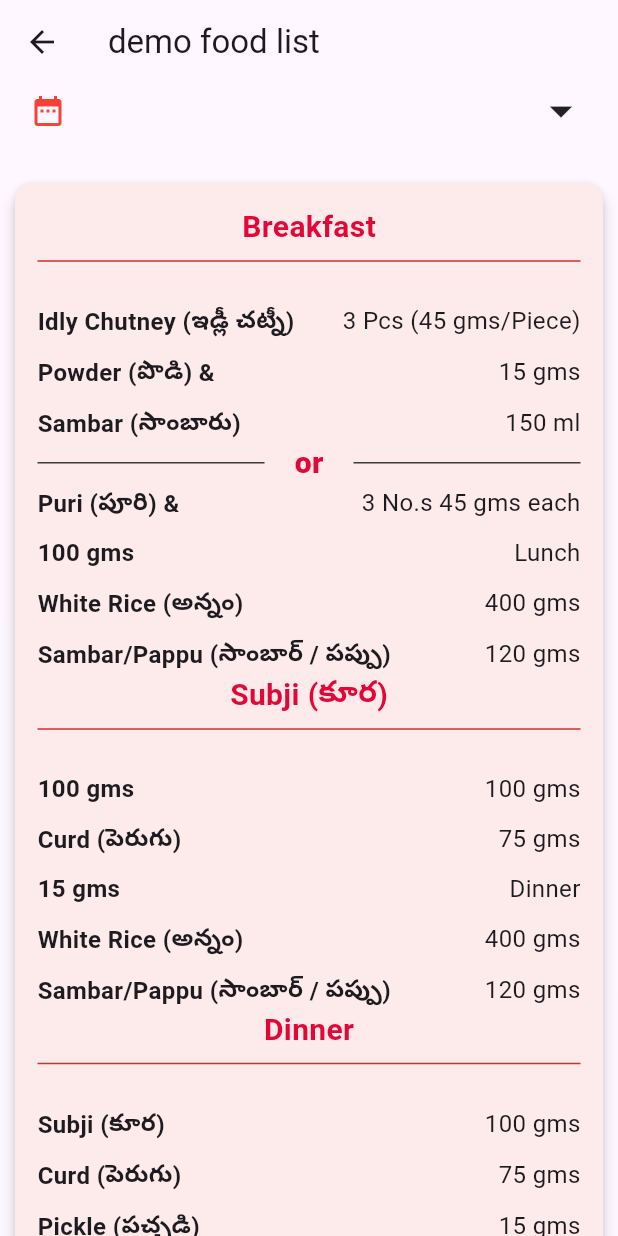
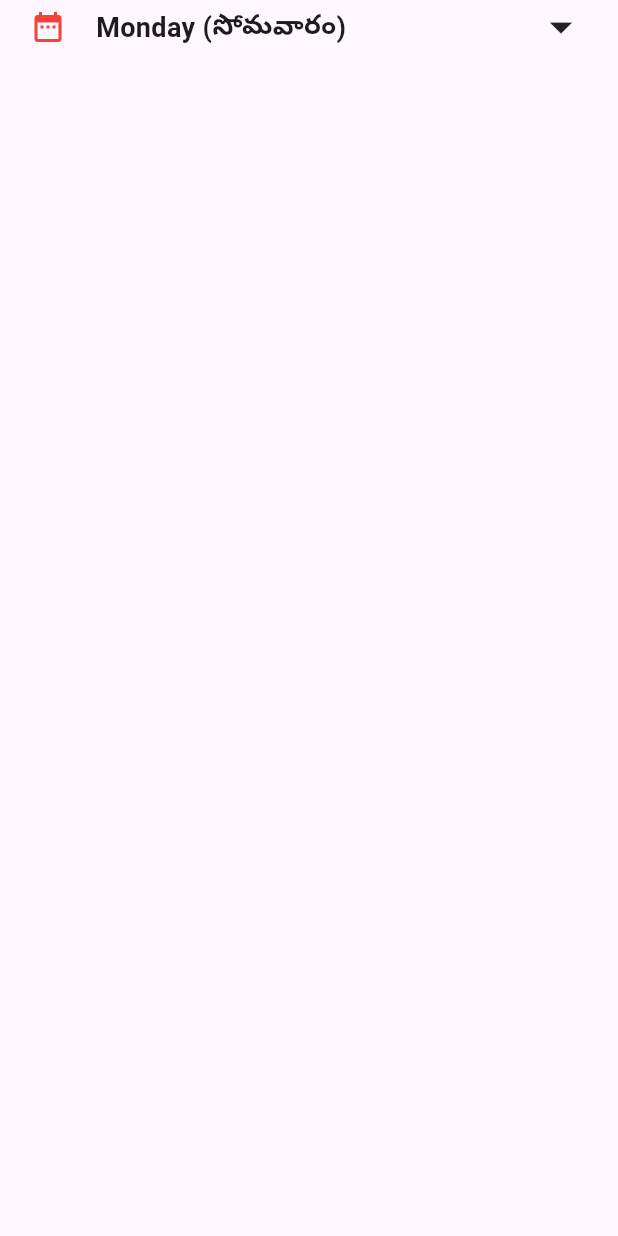
Before and after one commit to MaheshYalaka1/AnnaCanteen, a Flutter app: what monday() shows on an empty page, opened directly, on a phone screen of 412 x 824 dp. Run offline on Flutter 3.47's test engine with Material 3 defaults, Android fonts, the phone set to English and light mode, and no system bars; our stand-ins replace animated_splash_screen, carousel_slider, curved_navigation_bar, flutter_rating_bar, geocoding, geolocator and 2 more.

Commit message:
mahesh undo changes

```diff
--- a/lib/home_page/day_menu_list/Thursday.dart
+++ b/lib/home_page/day_menu_list/Thursday.dart
@@ -29,7 +29,7 @@ class _ThursdayState extends State<Thursday> {
                 child: Row(
                   mainAxisAlignment: MainAxisAlignment.spaceBetween,
                   children: [
-                    Row(
+                    const Row(
                       children: [
                         Icon(
                           Icons.date_range,
@@ -56,12 +56,12 @@ class _ThursdayState extends State<Thursday> {
             ],
           ),
         ),
-        SizedBox(height: 20),
+        const SizedBox(height: 20),
         _showCard
             ? Card(
                 color: const Color(0xfffdeaea),
                 elevation: 4,
-                margin: EdgeInsets.all(10),
+                margin: const EdgeInsets.all(10),
                 child: Padding(
                   padding: const EdgeInsets.all(5.0),
                   child: Container(
@@ -142,7 +142,7 @@ class _ThursdayState extends State<Thursday> {
                             ),
                           ],
                         ),
-                        Row(
+                        const Row(
                           children: [
                             Expanded(
                                 child: Divider(
@@ -182,7 +182,7 @@ class _ThursdayState extends State<Thursday> {
                             ),
                           ],
                         ),
-                        SizedBox(
+                        const SizedBox(
                           height: 10,
                         ),
                         const Row(
@@ -310,7 +310,7 @@ class _ThursdayState extends State<Thursday> {
                             ),
                           ],
                         ),
-                        Row(
+                        const Row(
                           mainAxisAlignment: MainAxisAlignment.center,
                           children: [
                             Text(
@@ -419,7 +419,7 @@ class _ThursdayState extends State<Thursday> {
                             ),
                           ],
                         ),
-                        SizedBox(
+                        const SizedBox(
                           height: 20,
                         ),
                       ],
@@ -427,7 +427,7 @@ class _ThursdayState extends State<Thursday> {
                   ),
                 ),
               )
-            : SizedBox.shrink(),
+            : const SizedBox.shrink(),
       ],
     );
   }
--- a/lib/home_page/day_menu_list/monday.dart
+++ b/lib/home_page/day_menu_list/monday.dart
@@ -1,56 +1,26 @@
 import 'package:flutter/material.dart';
 
-bool showCard = false;
-foodsList(
-  String mahi,
-  String a1,
-  String a2,
-  String a3,
-  String a4,
-  String a5,
-  String a6,
-  String a7,
-  String a8,
-  String a9,
-  String a10,
-  String a11,
-  String a12,
-  String a13,
-  String a15,
-  String a16,
-  String a17,
-  String a18,
-  String a19,
-  String a20,
-  String a21,
-  String a22,
-  String a23,
-  String a24,
-  String a25,
-  String a26,
-  String a27,
-  String a28,
-  String a29,
-  String a30,
-  String a31,
-  String a32,
-  String a33,
-  String a34,
-  String a35,
-  String a36,
-  String a37,
-  String a38,
-  String a39,
-) {
+class monday extends StatefulWidget {
+  const monday({super.key});
+
+  @override
+  State<monday> createState() => _mondayState();
+}
+
+class _mondayState extends State<monday> {
+  bool _showCard = false;
+
+  @override
+  Widget build(BuildContext context) {
     return Column(
       mainAxisAlignment: MainAxisAlignment.start,
       children: [
         // Dropdown that toggles the card visibility
         GestureDetector(
           onTap: () {
-          // setState(() {
-          //   _showCard = !_showCard;
-          // });
+            setState(() {
+              _showCard = !_showCard;
+            });
           },
           child: Column(
             children: [
@@ -59,25 +29,25 @@ foodsList(
                 child: Row(
                   mainAxisAlignment: MainAxisAlignment.spaceBetween,
                   children: [
-                  Row(
+                    const Row(
                       children: [
-                      const Icon(
+                        Icon(
                           Icons.date_range,
                           color: Colors.red,
                         ),
-                      const SizedBox(
+                        SizedBox(
                           width: 20,
                         ),
                         Text(
-                        a39,
-                        style: const TextStyle(
-                            fontSize: 20, fontWeight: FontWeight.w700),
+                          'Monday (సోమవారం)',
+                          style: TextStyle(
+                              fontSize: 18, fontWeight: FontWeight.w700),
                         ),
-                      const SizedBox(width: 8),
+                        SizedBox(width: 8),
                       ],
                     ),
                     Icon(
-                    showCard ? Icons.arrow_drop_up : Icons.arrow_drop_down,
+                      _showCard ? Icons.arrow_drop_up : Icons.arrow_drop_down,
                       size: 36,
                     ),
                   ],
@@ -87,8 +57,8 @@ foodsList(
           ),
         ),
         const SizedBox(height: 20),
-
-      Card(
+        _showCard
+            ? Card(
                 color: const Color(0xfffdeaea),
                 elevation: 4,
                 margin: const EdgeInsets.all(10),
@@ -120,34 +90,34 @@ foodsList(
                         const SizedBox(
                           height: 20,
                         ),
-                Row(
+                        const Row(
                           mainAxisAlignment: MainAxisAlignment.spaceBetween,
                           children: [
                             Text(
-                      a1,
-                      style: const TextStyle(
+                              'Idly Chutney (ఇడ్లీ చట్నీ)',
+                              style: TextStyle(
                                   fontSize: 16, fontWeight: FontWeight.w600),
                             ),
                             Text(
-                      a2,
-                      style: const TextStyle(fontSize: 16),
+                              '3 Pcs (45 gms/Piece)',
+                              style: TextStyle(fontSize: 16),
                             ),
                           ],
                         ),
                         const SizedBox(
                           height: 10,
                         ),
-                Row(
+                        const Row(
                           mainAxisAlignment: MainAxisAlignment.spaceBetween,
                           children: [
                             Text(
-                      a3,
-                      style: const TextStyle(
+                              'Powder (పొడి) &',
+                              style: TextStyle(
                                   fontSize: 16, fontWeight: FontWeight.w600),
                             ),
                             Text(
-                      a4,
-                      style: const TextStyle(
+                              '15 gms',
+                              style: TextStyle(
                                 fontSize: 16,
                               ),
                             ),
@@ -156,17 +126,17 @@ foodsList(
                         const SizedBox(
                           height: 10,
                         ),
-                Row(
+                        const Row(
                           mainAxisAlignment: MainAxisAlignment.spaceBetween,
                           children: [
                             Text(
-                      a5,
-                      style: const TextStyle(
+                              'Sambar (సాంబారు)',
+                              style: TextStyle(
                                   fontSize: 16, fontWeight: FontWeight.w600),
                             ),
                             Text(
-                      a6,
-                      style: const TextStyle(
+                              '150 ml',
+                              style: TextStyle(
                                 fontSize: 16,
                               ),
                             ),
@@ -196,17 +166,17 @@ foodsList(
                             ))
                           ],
                         ),
-                Row(
+                        const Row(
                           mainAxisAlignment: MainAxisAlignment.spaceBetween,
                           children: [
                             Text(
-                      a7,
-                      style: const TextStyle(
+                              'Puri (పూరి) &',
+                              style: TextStyle(
                                   fontSize: 16, fontWeight: FontWeight.w600),
                             ),
                             Text(
-                      a8,
-                      style: const TextStyle(
+                              '3 No.s 45 gms each',
+                              style: TextStyle(
                                 fontSize: 16,
                               ),
                             ),
@@ -215,66 +185,28 @@ foodsList(
                         const SizedBox(
                           height: 10,
                         ),
-                Row(
+                        const Row(
                           mainAxisAlignment: MainAxisAlignment.spaceBetween,
                           children: [
                             Text(
-                      a10,
-                      style: const TextStyle(
+                              'Subji (కూర)',
+                              style: TextStyle(
                                   fontSize: 16, fontWeight: FontWeight.w600),
                             ),
                             Text(
-                      a11,
-                      style: const TextStyle(
+                              '100 gms',
+                              style: TextStyle(
                                 fontSize: 16,
                               ),
                             ),
                           ],
                         ),
-                const SizedBox(
-                  height: 10,
-                ),
-                Row(
-                  mainAxisAlignment: MainAxisAlignment.spaceBetween,
-                  children: [
-                    Text(
-                      a12,
-                      style: const TextStyle(
-                          fontSize: 16, fontWeight: FontWeight.w600),
-                    ),
-                    Text(
-                      a13,
-                      style: const TextStyle(
-                        fontSize: 16,
-                      ),
-                    ),
-                  ],
-                ),
-                const SizedBox(
-                  height: 10,
-                ),
-                Row(
-                  mainAxisAlignment: MainAxisAlignment.spaceBetween,
-                  children: [
-                    Text(
-                      a15,
-                      style: const TextStyle(
-                          fontSize: 16, fontWeight: FontWeight.w600),
-                    ),
-                    Text(
-                      a16,
-                      style: const TextStyle(
-                        fontSize: 16,
-                      ),
-                    ),
-                  ],
-                ),
-                Row(
+                        const Row(
                           mainAxisAlignment: MainAxisAlignment.center,
                           children: [
                             Text(
-                      a17,
-                      style: const TextStyle(
+                              'Lunch',
+                              style: TextStyle(
                                   fontSize: 20,
                                   fontWeight: FontWeight.w700,
                                   color: Color(0xffE20736)),
@@ -288,34 +220,34 @@ foodsList(
                         const SizedBox(
                           height: 20,
                         ),
-                Row(
+                        const Row(
                           mainAxisAlignment: MainAxisAlignment.spaceBetween,
                           children: [
                             Text(
-                      a18,
-                      style: const TextStyle(
+                              'White Rice (అన్నం)',
+                              style: TextStyle(
                                   fontSize: 16, fontWeight: FontWeight.w600),
                             ),
                             Text(
-                      a18,
-                      style: const TextStyle(fontSize: 16),
+                              '400 gms',
+                              style: TextStyle(fontSize: 16),
                             ),
                           ],
                         ),
                         const SizedBox(
                           height: 10,
                         ),
-                Row(
+                        const Row(
                           mainAxisAlignment: MainAxisAlignment.spaceBetween,
                           children: [
                             Text(
-                      a19,
-                      style: const TextStyle(
+                              'Sambar/Pappu (సాంబార్ / పప్పు)',
+                              style: TextStyle(
                                   fontSize: 16, fontWeight: FontWeight.w600),
                             ),
                             Text(
-                      a20,
-                      style: const TextStyle(
+                              '120 gms',
+                              style: TextStyle(
                                 fontSize: 16,
                               ),
                             ),
@@ -324,17 +256,17 @@ foodsList(
                         const SizedBox(
                           height: 10,
                         ),
-                Row(
+                        const Row(
                           mainAxisAlignment: MainAxisAlignment.spaceBetween,
                           children: [
                             Text(
-                      a22,
-                      style: const TextStyle(
+                              'Subji (కూర)',
+                              style: TextStyle(
                                   fontSize: 16, fontWeight: FontWeight.w600),
                             ),
                             Text(
-                      a23,
-                      style: const TextStyle(
+                              '100 gms',
+                              style: TextStyle(
                                 fontSize: 16,
                               ),
                             ),
@@ -343,17 +275,17 @@ foodsList(
                         const SizedBox(
                           height: 10,
                         ),
-                Row(
+                        const Row(
                           mainAxisAlignment: MainAxisAlignment.spaceBetween,
                           children: [
                             Text(
-                      a24,
-                      style: const TextStyle(
+                              'Curd (పెరుగు)',
+                              style: TextStyle(
                                   fontSize: 16, fontWeight: FontWeight.w600),
                             ),
                             Text(
-                      a25,
-                      style: const TextStyle(
+                              '75 gms',
+                              style: TextStyle(
                                 fontSize: 16,
                               ),
                             ),
@@ -362,17 +294,17 @@ foodsList(
                         const SizedBox(
                           height: 10,
                         ),
-                Row(
+                        const Row(
                           mainAxisAlignment: MainAxisAlignment.spaceBetween,
                           children: [
                             Text(
-                      a26,
-                      style: const TextStyle(
+                              'Pickle (పచ్చడి)',
+                              style: TextStyle(
                                   fontSize: 16, fontWeight: FontWeight.w600),
                             ),
                             Text(
-                      a27,
-                      style: const TextStyle(
+                              '15 gms',
+                              style: TextStyle(
                                 fontSize: 16,
                               ),
                             ),
@@ -397,34 +329,34 @@ foodsList(
                         const SizedBox(
                           height: 20,
                         ),
-                Row(
+                        const Row(
                           mainAxisAlignment: MainAxisAlignment.spaceBetween,
                           children: [
                             Text(
-                      a28,
-                      style: const TextStyle(
+                              'White Rice (అన్నం)',
+                              style: TextStyle(
                                   fontSize: 16, fontWeight: FontWeight.w600),
                             ),
                             Text(
-                      a29,
-                      style: const TextStyle(fontSize: 16),
+                              '400 gms',
+                              style: TextStyle(fontSize: 16),
                             ),
                           ],
                         ),
                         const SizedBox(
                           height: 10,
                         ),
-                Row(
+                        const Row(
                           mainAxisAlignment: MainAxisAlignment.spaceBetween,
                           children: [
                             Text(
-                      a30,
-                      style: const TextStyle(
+                              'Sambar/Pappu (సాంబార్ / పప్పు)',
+                              style: TextStyle(
                                   fontSize: 16, fontWeight: FontWeight.w600),
                             ),
                             Text(
-                      a31,
-                      style: const TextStyle(
+                              '120 gms',
+                              style: TextStyle(
                                 fontSize: 16,
                               ),
                             ),
@@ -433,17 +365,17 @@ foodsList(
                         const SizedBox(
                           height: 10,
                         ),
-                Row(
+                        const Row(
                           mainAxisAlignment: MainAxisAlignment.spaceBetween,
                           children: [
                             Text(
-                      a32,
-                      style: const TextStyle(
+                              'Subji (కూర)',
+                              style: TextStyle(
                                   fontSize: 16, fontWeight: FontWeight.w600),
                             ),
                             Text(
-                      a33,
-                      style: const TextStyle(
+                              '100 gms',
+                              style: TextStyle(
                                 fontSize: 16,
                               ),
                             ),
@@ -452,17 +384,17 @@ foodsList(
                         const SizedBox(
                           height: 10,
                         ),
-                Row(
+                        const Row(
                           mainAxisAlignment: MainAxisAlignment.spaceBetween,
                           children: [
                             Text(
-                      a34,
-                      style: const TextStyle(
+                              'Curd (పెరుగు)',
+                              style: TextStyle(
                                   fontSize: 16, fontWeight: FontWeight.w600),
                             ),
                             Text(
-                      a35,
-                      style: const TextStyle(
+                              '75 gms',
+                              style: TextStyle(
                                 fontSize: 16,
                               ),
                             ),
@@ -471,17 +403,17 @@ foodsList(
                         const SizedBox(
                           height: 10,
                         ),
-                Row(
+                        const Row(
                           mainAxisAlignment: MainAxisAlignment.spaceBetween,
                           children: [
                             Text(
-                      a36,
-                      style: const TextStyle(
+                              'Pickle (పచ్చడి)',
+                              style: TextStyle(
                                   fontSize: 16, fontWeight: FontWeight.w600),
                             ),
                             Text(
-                      a37,
-                      style: const TextStyle(
+                              '15 gms',
+                              style: TextStyle(
                                 fontSize: 16,
                               ),
                             ),
@@ -495,75 +427,8 @@ foodsList(
                   ),
                 ),
               )
+            : const SizedBox.shrink(),
       ],
     );
   }
-
-class monday extends StatefulWidget {
-  const monday({super.key});
-
-  @override
-  State<monday> createState() => _mondayState();
 }
-
-class _mondayState extends State<monday> {
-  bool _showCard = false;
-  @override
-  Widget build(BuildContext context) {
-    return Scaffold(
-      appBar: AppBar(
-        title: const Text('demo food list'),
-      ),
-      body: Column(
-        children: [
-          GestureDetector(
-              onTap: () {
-                setState(() {
-                  _showCard = !_showCard;
-                });
-              },
-              child: foodsList(
-                  'Monday (సోమవారం)',
-                  'Idly Chutney (ఇడ్లీ చట్నీ)',
-                  '3 Pcs (45 gms/Piece)',
-                  'Powder (పొడి) &',
-                  '15 gms',
-                  'Sambar (సాంబారు)',
-                  '150 ml',
-                  'Puri (పూరి) &',
-                  '3 No.s 45 gms each',
-                  'Subji (కూర)',
-                  '100 gms',
-                  'Lunch',
-                  'White Rice (అన్నం)',
-                  '400 gms',
-                  'Sambar/Pappu (సాంబార్ / పప్పు)',
-                  '120 gms',
-                  'Subji (కూర)',
-                  '100 gms',
-                  'Curd (పెరుగు)',
-                  '75 gms',
-                  'Pickle (పచ్చడి)',
-                  '15 gms',
-                  'Dinner',
-                  'White Rice (అన్నం)',
-                  '400 gms',
-                  'Sambar/Pappu (సాంబార్ / పప్పు)',
-                  '120 gms',
-                  'Subji (కూర)',
-                  '100 gms',
-                  'Curd (పెరుగు)',
-                  '75 gms',
-                  'Pickle (పచ్చడి)',
-                  '15 gms',
-                  "a34",
-                  "a35",
-                  "a36",
-                  "a37",
-                  "a38",
-                  "")),
-        ],
-      ),
-    );
-  }
-}
```
Lines whose indentation alone changed are shown as unchanged.
